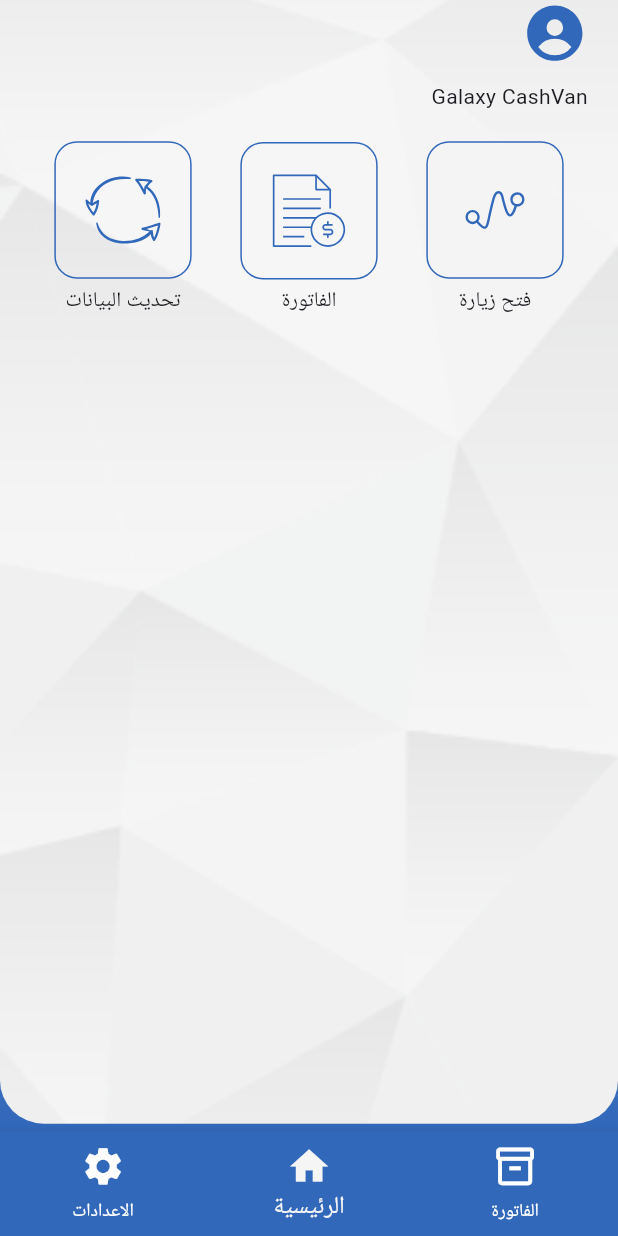
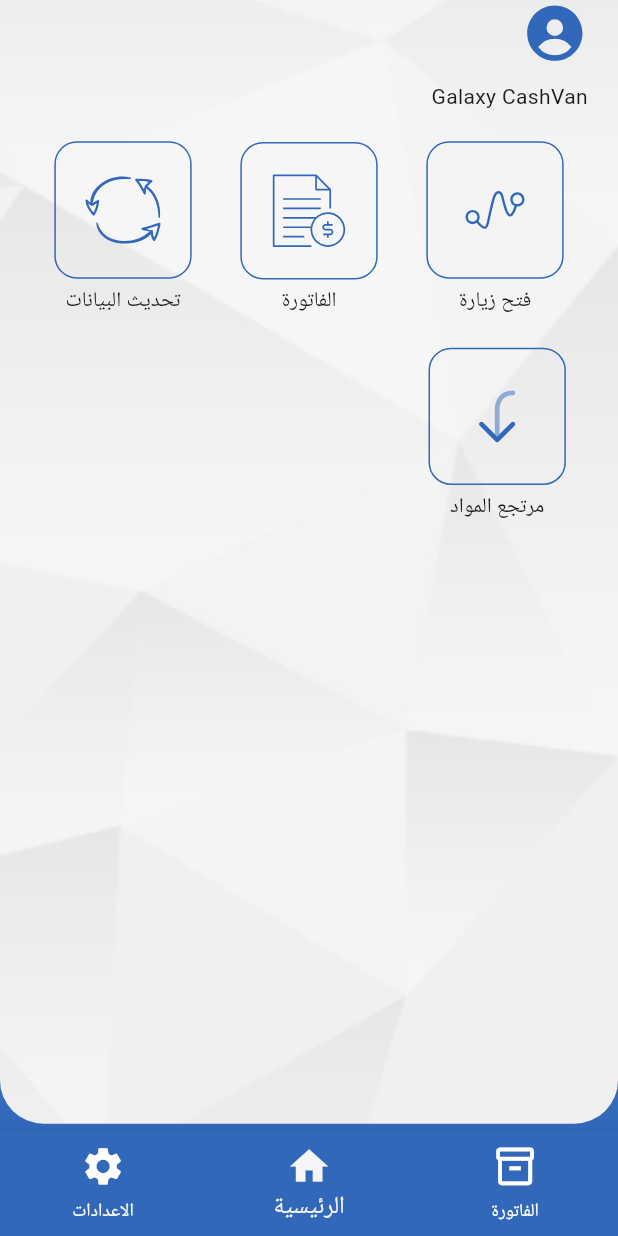
Before and after one commit to Basellzaben/cashvanmobile, a Flutter app: the Home screen opened directly, on a phone screen of 412 x 824 dp. Run offline on Flutter 3.47's test engine with Material 3 defaults, Android fonts, the phone set to English and light mode, and no system bars; our stand-ins replace auto_size_text, device_preview, dropdown_search, easy_splash_screen, flutter_screenutil, flutter_svg and 7 more; missing offline and left inert: arabic_font, icon_forest, local_auth_android, local_auth_ios; accounts and stored records are empty.

Commit message:
basel alzaben - 19/10/2023

```diff
--- a/lib/Providers/languageProvider.dart
+++ b/lib/Providers/languageProvider.dart
@@ -44,6 +44,7 @@ class Language extends ChangeNotifier {
 
   //"Top Doctors :",
   static Map<String, Object?> ar = {
+      "ReturnedItems" : "مرتجع المواد",
       "Invoicesnotupdateposted":"الفاتوره معتمده ولا يمكن تعديلها",
       "done":"ارسال البيانات",
       "donetxt":"تم ارسال البيانات بنجاح",
@@ -244,6 +245,8 @@ class Language extends ChangeNotifier {
   static Map<String, Object?> en = {
       "Clientceiling":"Client ceiling",
       "Show":"Show",
+      "ReturnedItems" : "Returned Items",
+
       "tax":"Tax",
       "post":"post",
       "Invoicesnotupdateposted":"The invoice is approved and cannot be modified",
--- a/lib/UI/Home.dart
+++ b/lib/UI/Home.dart
@@ -7,7 +7,7 @@ import 'package:arabic_font/arabic_font.dart';
 import 'package:auto_size_text/auto_size_text.dart';
 import 'package:cashvanmobile/Calculator.dart';
 import 'package:cashvanmobile/UI/Invoice.dart';
-import 'package:cashvanmobile/UI/profile.dart';
+import 'package:cashvanmobile/UI/ReturnedItems.dart';
 import 'package:flutter/material.dart';
 import 'package:flutter_screenutil/flutter_screenutil.dart';
 import 'package:flutter_svg/svg.dart';
@@ -824,8 +824,96 @@ var CustomerName='';
                              ),
                            ),
                            Spacer(),
-                         ],)
+                         ],),
+SizedBox(height: 20,),
+                        Row(
+                          children: [
+                            Spacer(),
+                            GestureDetector(
+                              onTap: () async {
 
+                                Navigator.push(
+                                  context,
+                                  MaterialPageRoute(builder: (context) => ReturnedItems()),
+                                );
+                              },
+                              child: Column(
+                                children: [
+                                  Container(
+                                    decoration: BoxDecoration(
+                                      border: Border.all(color: HexColor(ThemP.getcolor())),
+                                      borderRadius: BorderRadius.circular(15.0),
+
+                                    ),
+                                    width: Globalvireables.getDeviceType()=='tablet'?MediaQuery
+                                        .of(context)
+                                        .size
+                                        .width /
+                                        6:MediaQuery
+                                        .of(context)
+                                        .size
+                                        .width /
+                                        4.5,
+                                    height: Globalvireables.getDeviceType()=='tablet'?MediaQuery
+                                        .of(context)
+                                        .size
+                                        .width /
+                                        6:MediaQuery
+                                        .of(context)
+                                        .size
+                                        .width /
+                                        4.5,
+                                    child: Column(
+                                      children: [
+                                        Spacer(),
+                                        SvgPicture.asset("assets/returnedItems.svg",color: HexColor(ThemP.getcolor()),
+                                          height: 50 * unitHeightValue,
+                                          width: 50 * unitHeightValue,
+                                        ),
+
+                                        Spacer(),
+                                      ],
+                                    ),
+                                  ),
+                                  SizedBox(
+                                    height: 5,
+                                  ),
+                                  Text(
+                                      LanguageProvider.Llanguage("ReturnedItems"),
+                                      style: ArabicTextStyle(
+                                          arabicFont: ArabicFont.tajawal,
+                                          color: HexColor(ThemP.getcolor()),
+                                          fontSize:
+
+                                          Globalvireables.getDeviceType()=='tablet'?22 * unitHeightValue:13 * unitHeightValue,
+                                          fontWeight: FontWeight.w700
+                                      )
+
+
+
+                                  ),
+                                ],
+                              ),
+                            ),
+                            Spacer(),
+                            Spacer(),
+                            Spacer(),
+                            Spacer(),
+                            Spacer(),
+                            Spacer(),
+                            Spacer(),
+                            Spacer(),
+                            Spacer(),
+                            Spacer(),
+                            Spacer(),
+                            Spacer(),
+                            Spacer(),
+                            Spacer(),
+                            Spacer(),
+                            Spacer(),
+                            Spacer(),
+                            Spacer(),
+                          ],)
 
                         ,
                         SizedBox(
--- a/lib/UI/Invoice.dart
+++ b/lib/UI/Invoice.dart
@@ -2834,6 +2834,7 @@ bouncetotal=0;
      CustomerLimite = CM.discount_percent.toString();
      Receivables = CM.pay_how.toString();
 
+    Navigator.of(context).pop();
 
     setState(() {
     //  print("xxx " + cart![0].unitname.toString());
--- a/lib/UI/profile.dart
+++ b/lib/UI/ReturnedItems.dart
@@ -20,12 +20,12 @@ import 'Invoice.dart';
 import 'Settings.dart';
 import 'package:http/http.dart' as http;
 
-class profile extends StatefulWidget {
+class ReturnedItems extends StatefulWidget {
   @override
-  State<profile> createState() => _profileState();
+  State<ReturnedItems> createState() => _ReturnedItemsState();
 }
 
-class _profileState extends State<profile> {
+class _ReturnedItemsState extends State<ReturnedItems> {
   @override
   void initState() {
     super.initState();
@@ -90,7 +90,7 @@ class _profileState extends State<profile> {
             backgroundColor: Colors.white,
             bottomOpacity: 800.0,
             elevation: 4.0,
-            title: Widgets.Appbar(context,LanguageProvider.Llanguage('profile')
+            title: Widgets.Appbar(context,LanguageProvider.Llanguage('ReturnedItems')
            ,unitHeightValue,LanguageProvider.langg,LanguageProvider.getDirection()),
          ),
           backgroundColor: HexColor(ThemP.getcolor()),
--- a/lib/UI/Settings.dart
+++ b/lib/UI/Settings.dart
@@ -1,7 +1,7 @@
 import 'dart:convert';
 
 import 'package:auto_size_text/auto_size_text.dart';
-import 'package:cashvanmobile/UI/profile.dart';
+import 'package:cashvanmobile/UI/ReturnedItems.dart';
 import 'package:flutter/material.dart';
 import 'package:flutter_screenutil/flutter_screenutil.dart';
 import 'package:local_auth/local_auth.dart';
--- a/pubspec.yaml
+++ b/pubspec.yaml
@@ -86,6 +86,7 @@ flutter:
     - assets/visits.svg
     - assets/update.svg
     - assets/min.svg
+    - assets/returnedItems.svg
 
   # To add assets to your application, add an assets section, like this:
   # assets:
```
Also changed, not shown: assets/returnedItems.svg (added).
